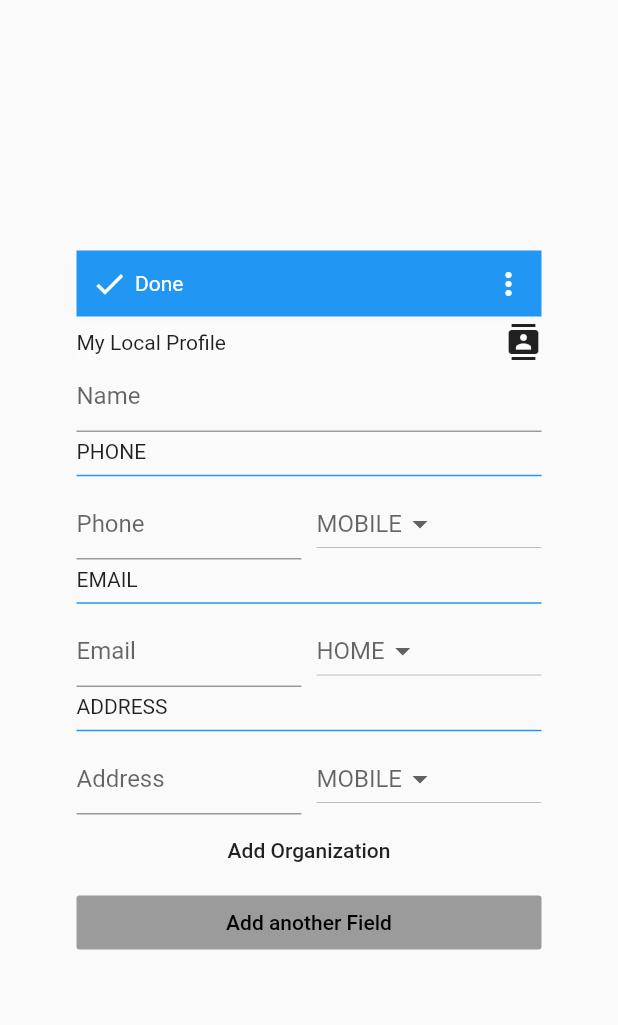
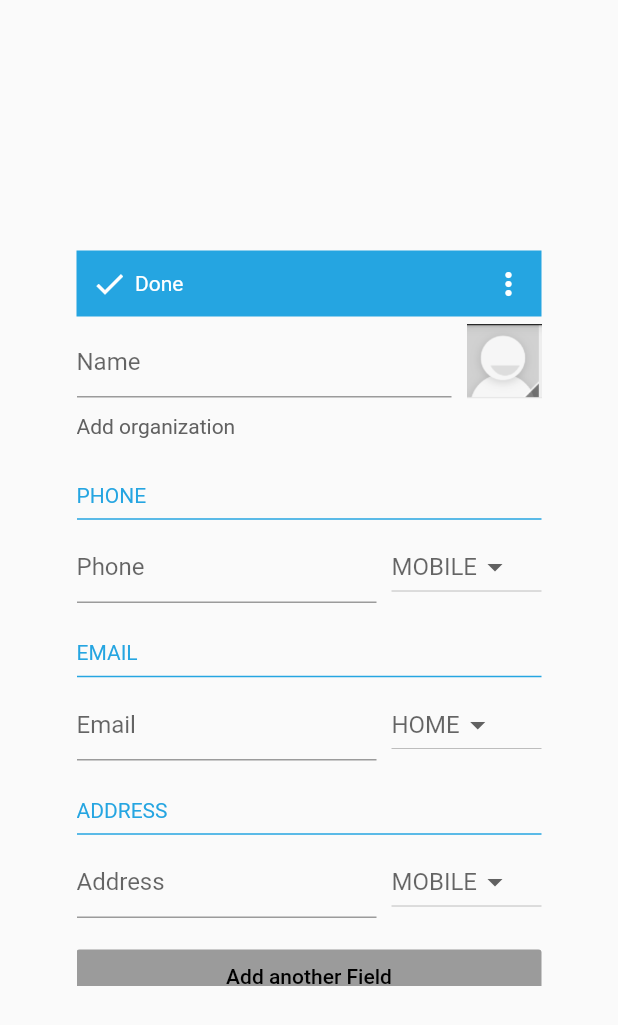
Before and after one commit to TechArmy-jett/jelly_bean, a Flutter app: the AddContactScreen screen opened directly, on a phone screen of 412 x 824 dp. Shown: the top 1025 px of the screen. Run offline on Flutter 3.47's test engine with Material 2 defaults, Android fonts, the phone set to English and light mode, and no system bars.

Commit message:
Add contacts screen reviewed and chnages made

```diff
--- a/lib/main.dart
+++ b/lib/main.dart
@@ -3,6 +3,7 @@ import 'dart:math';
 import 'package:flutter/material.dart';
 import 'package:jellybean/nav.dart';
 import 'package:jellybean/ui/views/home/calculator/calcilator_screen.dart';
+import 'package:jellybean/ui/views/home/contacts_app/add_contact_screen.dart';
 import 'package:jellybean/ui/views/home/contacts_app/contact_screen.dart';
 import 'package:jellybean/ui/views/home/email_app/email_screen.dart';
 import 'package:jellybean/ui/views/home/home_screen.dart';
@@ -24,7 +25,7 @@ class MyApp extends StatelessWidget {
         visualDensity: VisualDensity.adaptivePlatformDensity,
       ),
       debugShowCheckedModeBanner: false,
-      home: ContactScreen(),
+      home: AddContactScreen(),
     );
   }
 }
--- a/lib/ui/views/home/contacts_app/add_contact_screen.dart
+++ b/lib/ui/views/home/contacts_app/add_contact_screen.dart
@@ -11,48 +11,92 @@ class AddContactScreen extends StatelessWidget {
         height: kScreenHeight,
         width: kScreenWidth,
         child: Column(
+          crossAxisAlignment: CrossAxisAlignment.start,
           children: <Widget>[
             Container(
-              color: Colors.blue,
+              color: Color.fromRGBO(37, 165, 225, 1),
               padding: EdgeInsets.all(10),
               child: Row(
                 mainAxisAlignment: MainAxisAlignment.spaceEvenly,
                 children: <Widget>[
-                  Icon(Icons.done, color: Colors.white,),
+                  InkWell(
+                    onTap: (){
+
+                    },
+                    child: Row(
+                      children: <Widget>[
+                        Icon(
+                          Icons.done,
+                          color: Colors.white,
+                        ),
+                      ],
+                    ),
+                  ),
                   XBox(5),
-                  Text('Done', style: TextStyle(color: Colors.white),),
+                  Text(
+                    'Done',
+                    style: TextStyle(color: Colors.white),
+                  ),
                   Expanded(child: Text('')),
-                  Icon(Icons.more_vert, color: Colors.white,)
+                  Icon(
+                    Icons.more_vert,
+                    color: Colors.white,
+                  )
                 ],
               ),
             ),
             YBox(5),
-            Container(
-              color: Colors.white12,
-              child: Row(
-                mainAxisAlignment: MainAxisAlignment.spaceEvenly,
-                children: <Widget>[
-                  Text('My Local Profile'),
-                  Expanded(child: Text('')),
-                  Icon(Icons.contacts)
-                ],
-              ),
-            ),
             Expanded(
               child: ListView(
+                padding: EdgeInsets.zero,
+                children: [
+                  Row(
                     children: <Widget>[
-                TextFormField(
+                      Expanded(
+                        child: TextFormField(
                           decoration: InputDecoration(
                             hintText: 'Name',
                           ),
                         ),
+                      ),
+
+
+                      XBox(10),
+
+                      Container(
+                          child: Image(
+                            image: AssetImage(AppImages.avatar),
+                            height: 50,
+                            width: 50,
+                          )),
+                    ],
+                  ),
+
                   YBox(5),
+
+                 Padding(
+                   padding: const EdgeInsets.symmetric( vertical: 5),
+                   child: Text(
+                     'Add organization',
+                     style: TextStyle(
+                       fontSize: 14,
+                       color: Colors.grey[700],
+                     ),
+                   ),
+                 ),
+
+                  YBox(25),
                   Column(
                     crossAxisAlignment: CrossAxisAlignment.start,
                     children: <Widget>[
-                    Text('PHONE'),
+                      Text('PHONE',
+                        style: TextStyle(
+                          fontSize: 14,
+                          color: Color.fromRGBO(37, 165, 225, 1),
+                        ),
+                      ),
                       Divider(
-                      color: Colors.blue,
+                        color: Color.fromRGBO(37, 165, 225, 1),
                         thickness: 1,
                       ),
                     ],
@@ -61,7 +105,7 @@ class AddContactScreen extends StatelessWidget {
                     mainAxisAlignment: MainAxisAlignment.start,
                     children: <Widget>[
                       Expanded(
-                      flex: 1,
+                        flex: 2,
                         child: TextFormField(
                           decoration: InputDecoration(
                             hintText: 'Phone',
@@ -70,6 +114,7 @@ class AddContactScreen extends StatelessWidget {
                       ),
                       XBox(10),
                       Expanded(
+                        flex: 1,
                           child: new DropdownButton<String>(
                             hint: Text('MOBILE'),
                             items: <String>['MOBILE', 'HOME', 'WORK']
@@ -86,13 +131,18 @@ class AddContactScreen extends StatelessWidget {
                           ))
                     ],
                   ),
-                YBox(5),
+                  YBox(25),
                   Column(
                     crossAxisAlignment: CrossAxisAlignment.start,
                     children: <Widget>[
-                    Text('EMAIL'),
+                      Text('EMAIL',
+                        style: TextStyle(
+                          fontSize: 14,
+                          color: Color.fromRGBO(37, 165, 225, 1),
+                        ),
+                      ),
                       Divider(
-                      color: Colors.blue,
+                        color: Color.fromRGBO(37, 165, 225, 1),
                         thickness: 1,
                       ),
                     ],
@@ -101,7 +151,7 @@ class AddContactScreen extends StatelessWidget {
                     mainAxisAlignment: MainAxisAlignment.start,
                     children: <Widget>[
                       Expanded(
-                      flex: 1,
+                        flex: 2,
                         child: TextFormField(
                           decoration: InputDecoration(
                             hintText: 'Email',
@@ -110,6 +160,7 @@ class AddContactScreen extends StatelessWidget {
                       ),
                       XBox(10),
                       Expanded(
+                        flex: 1,
                           child: new DropdownButton<String>(
                             hint: Text('HOME'),
                             items: <String>['HOME', 'WORK'].map((String value) {
@@ -125,22 +176,28 @@ class AddContactScreen extends StatelessWidget {
                           ))
                     ],
                   ),
-                YBox(5),
+                  YBox(25),
                   Column(
                     crossAxisAlignment: CrossAxisAlignment.start,
                     children: <Widget>[
-                    Text('ADDRESS'),
+                      Text('ADDRESS',
+                      style: TextStyle(
+                        fontSize: 14,
+                        color: Color.fromRGBO(37, 165, 225, 1),
+                      ),
+                      ),
                       Divider(
-                      color: Colors.blue,
+                        color: Color.fromRGBO(37, 165, 225, 1),
                         thickness: 1,
                       ),
                     ],
                   ),
+
                   Row(
                     mainAxisAlignment: MainAxisAlignment.start,
                     children: <Widget>[
                       Expanded(
-                      flex: 1,
+                        flex: 2,
                         child: TextFormField(
                           decoration: InputDecoration(
                             hintText: 'Address',
@@ -149,6 +206,7 @@ class AddContactScreen extends StatelessWidget {
                       ),
                       XBox(10),
                       Expanded(
+                        flex: 1,
                           child: new DropdownButton<String>(
                             hint: Text('MOBILE'),
                             items: <String>['MOBILE', 'HOME', 'WORK']
@@ -165,18 +223,21 @@ class AddContactScreen extends StatelessWidget {
                           ))
                     ],
                   ),
-                FlatButton(
-                  onPressed: () {},
-                  child: Text('Add Organization'),
-                ),
+
+                  YBox(15),
+
                   RaisedButton(
                       onPressed: null,
                       child: Text(
                         'Add another Field',
                         style: TextStyle(color: Colors.black),
-                    ))
+                      )),
+
+                  YBox(15),
+
                 ],
-            )),
+              ),
+            ),
           ],
         ),
       )),
```
Lines whose indentation alone changed are shown as unchanged.
